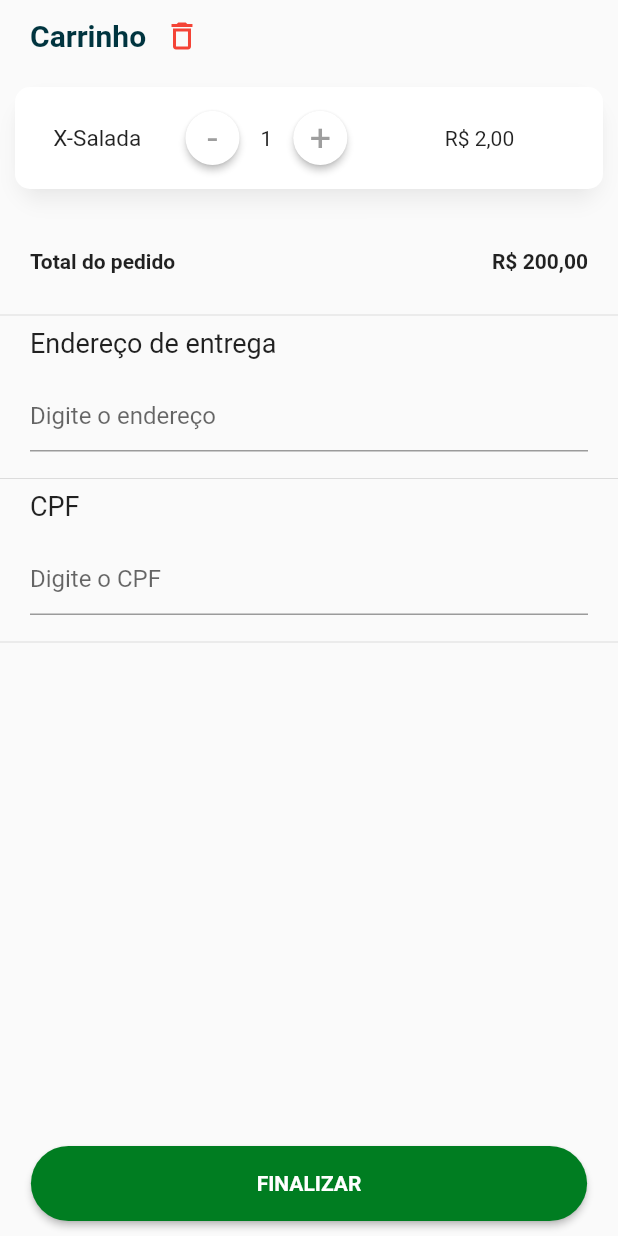
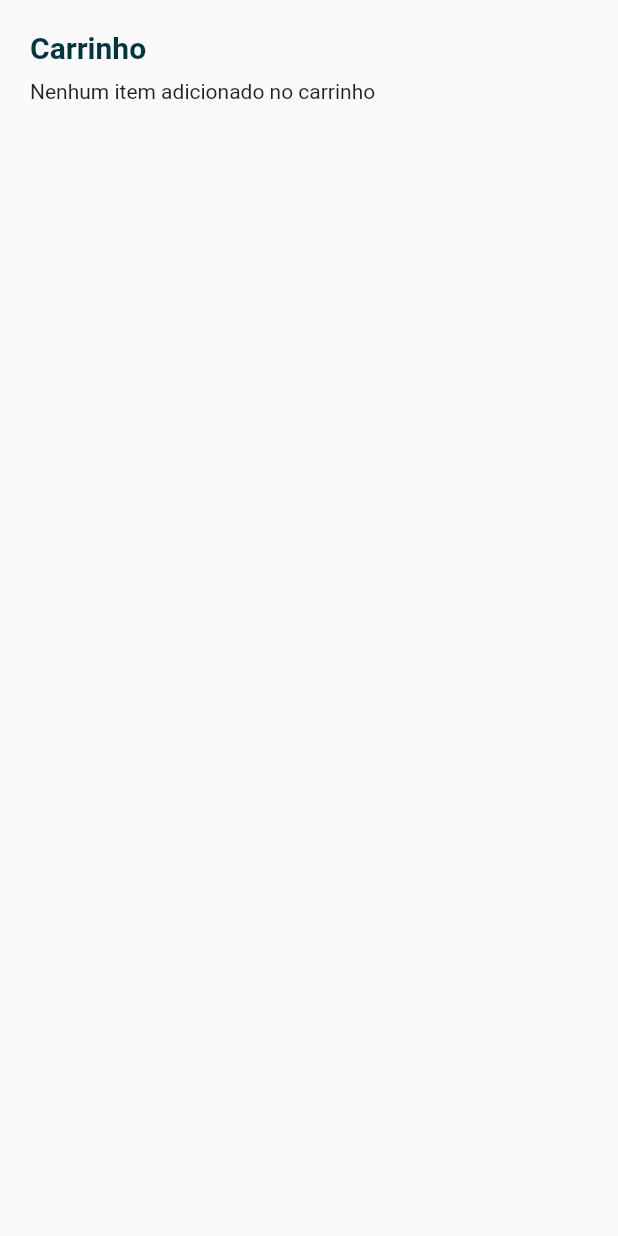
Before and after one commit to osvaldinei/vakinha_burger_mobile, a Flutter app: the ShoppingCardPage screen opened directly, on a phone screen of 412 x 824 dp. Run offline on Flutter 3.47's test engine with Material 2 defaults, Android fonts, the phone set to English and light mode, and no system bars; our stand-ins replace get, get_storage; missing offline and left inert: validatorless; accounts and stored records are empty; Roboto replaces fonts that are missing (mplus1).

Commit message:
Finalizada integração do carrinho

```diff
--- a/lib/app/models/shopping_card_model.dart
+++ b/lib/app/models/shopping_card_model.dart
@@ -3,9 +3,9 @@ import 'package:vakinha_burger_mobile/app/models/product_model.dart';
 
 class ShoppingCardModel {
   int quantity;
-  ProductModel produto;
+  ProductModel product;
   ShoppingCardModel({
     required this.quantity,
-    required this.produto,
+    required this.product,
   });
 }
--- a/lib/app/modules/order/shopping_card/shopping_card_controller.dart
+++ b/lib/app/modules/order/shopping_card/shopping_card_controller.dart
@@ -1,3 +1,34 @@
 import 'package:get/get.dart';
 
-class ShoppingCardController extends GetxController {}
+import 'package:vakinha_burger_mobile/app/core/services/auth_service.dart';
+import 'package:vakinha_burger_mobile/app/core/services/shopping_card_service.dart';
+import 'package:vakinha_burger_mobile/app/models/shopping_card_model.dart';
+
+class ShoppingCardController extends GetxController {
+  final AuthService _authService;
+  final ShoppingCardService _shoppingCardService;
+
+  final _address = ''.obs;
+  final _cpf = ''.obs;
+
+  ShoppingCardController({
+    required AuthService authService,
+    required ShoppingCardService shoppingCardService,
+  })  : _authService = authService,
+        _shoppingCardService = shoppingCardService;
+
+  List<ShoppingCardModel> get products => _shoppingCardService.products;
+
+  double get totalValue => _shoppingCardService.totalValue;
+
+  set address(String address) => _address.value = address;
+  set cpf(String cpf) => _cpf.value = cpf;
+
+  void addQuantityInProduct(ShoppingCardModel shoppingCardModel) {
+    _shoppingCardService.addAndRemoveProductInShoppingCard(shoppingCardModel.product, quantity: shoppingCardModel.quantity + 1);
+  }
+  void subtractQuantityInProduct(ShoppingCardModel shoppingCardModel) {
+    _shoppingCardService.addAndRemoveProductInShoppingCard(shoppingCardModel.product, quantity: shoppingCardModel.quantity - 1);
+  }
+  void clear() => _shoppingCardService.clear();
+}
--- a/lib/app/modules/order/shopping_card/shopping_card_page.dart
+++ b/lib/app/modules/order/shopping_card/shopping_card_page.dart
@@ -14,13 +14,38 @@ class ShoppingCardPage extends GetView<ShoppingCardController> {
   Widget build(BuildContext context) {
     return Scaffold(body: LayoutBuilder(
       builder: (_, constraints) {
-        return ConstrainedBox(
+        return SingleChildScrollView(
+          child: ConstrainedBox(
             constraints: BoxConstraints(
               minHeight: constraints.maxHeight,
               minWidth: constraints.maxWidth,
             ),
             child: IntrinsicHeight(
               child: Form(
+                child: Visibility(
+                  visible: controller.products.isNotEmpty,
+                  replacement: Padding(
+                    padding: const EdgeInsets.all(20.0),
+                    child: Column(
+                      crossAxisAlignment: CrossAxisAlignment.start,
+                      children: [
+                        Text(
+                          'Carrinho',
+                          style: context.textTheme.headline6?.copyWith(
+                            fontWeight: FontWeight.bold,
+                            color: context.theme.primaryColorDark,
+                          ),
+                        ),
+                        const SizedBox(
+                          height: 10,
+                        ),
+                        const Text(
+                          'Nenhum item adicionado no carrinho',
+
+                        ),
+                      ],
+                    ),
+                  ),
                   child: Column(
                     crossAxisAlignment: CrossAxisAlignment.start,
                     children: [
@@ -36,7 +61,7 @@ class ShoppingCardPage extends GetView<ShoppingCardController> {
                               ),
                             ),
                             IconButton(
-                          onPressed: () {},
+                              onPressed: controller.clear,
                               icon: const Icon(
                                 Icons.delete_outline,
                                 color: Colors.red,
@@ -45,22 +70,30 @@ class ShoppingCardPage extends GetView<ShoppingCardController> {
                           ],
                         ),
                       ),
-                  Column(
-                    children: [
-                      Container(
-                        margin: EdgeInsets.all(10),
+                      Obx(() {
+                        return Column(
+                          children: controller.products
+                              .map(
+                                (p) => Container(
+                                  margin: const EdgeInsets.all(10),
                                   child: PlusMinusBox(
-                            label: 'X-Salada',
+                                      label: p.product.name,
                                       calculateTotal: true,
                                       elevated: true,
                                       backgroundColor: Colors.white,
-                            quantity: 1,
-                            price: 2.0,
-                            plusCallback: () {},
-                            minusCallback: () {}),
+                                      quantity: p.quantity,
+                                      price: p.product.price,
+                                      plusCallback: () {
+                                        controller.addQuantityInProduct(p);
+                                      },
+                                      minusCallback: () {
+                                        controller.subtractQuantityInProduct(p);
+                                      }),
+                                ),
                               )
-                    ],
-                  ),
+                              .toList(),
+                        );
+                      }),
                       const SizedBox(
                         height: 10,
                       ),
@@ -75,12 +108,15 @@ class ShoppingCardPage extends GetView<ShoppingCardController> {
                                 fontWeight: FontWeight.bold,
                               ),
                             ),
-                        Text(
-                          FormatterHelper.formatCurrency(200),
+                            Obx(() {
+                              return Text(
+                                FormatterHelper.formatCurrency(
+                                    controller.totalValue),
                                 style: context.textTheme.bodyText1?.copyWith(
                                   fontWeight: FontWeight.bold,
                                 ),
-                        ),
+                              );
+                            }),
                           ],
                         ),
                       ),
@@ -106,13 +142,15 @@ class ShoppingCardPage extends GetView<ShoppingCardController> {
                   ),
                 ),
               ),
+            ),
+          ),
         );
       },
     ));
   }
 }
 
-class _AddressField extends StatelessWidget {
+class _AddressField extends GetView<ShoppingCardController> {
   const _AddressField({Key? key}) : super(key: key);
 
   @override
@@ -134,7 +172,9 @@ class _AddressField extends StatelessWidget {
           ),
           TextFormField(
             autovalidateMode: AutovalidateMode.onUserInteraction,
-            onChanged: (value) {},
+            onChanged: (value) {
+              controller.address = value;
+            },
             validator: Validatorless.required('Endereço obrigatório'),
             decoration: const InputDecoration(
               hintText: 'Digite o endereço',
@@ -178,7 +218,9 @@ class _CpfField extends GetView<ShoppingCardController> {
           ),
           TextFormField(
             autovalidateMode: AutovalidateMode.onUserInteraction,
-            onChanged: (value) {},
+            onChanged: (value) {
+              controller.address = value;
+            },
             validator: Validatorless.multiple([
               Validatorless.required('CPF obrigatório'),
               Validatorless.cpf('CPF inválido'),
```
Also changed, not shown: lib/app/core/services/shopping_card_service.dart (+11 -3 lines), lib/app/modules/order/shopping_card/shopping_card_bindings.dart (+7 -4 lines). Lines whose indentation alone changed are shown as unchanged.
